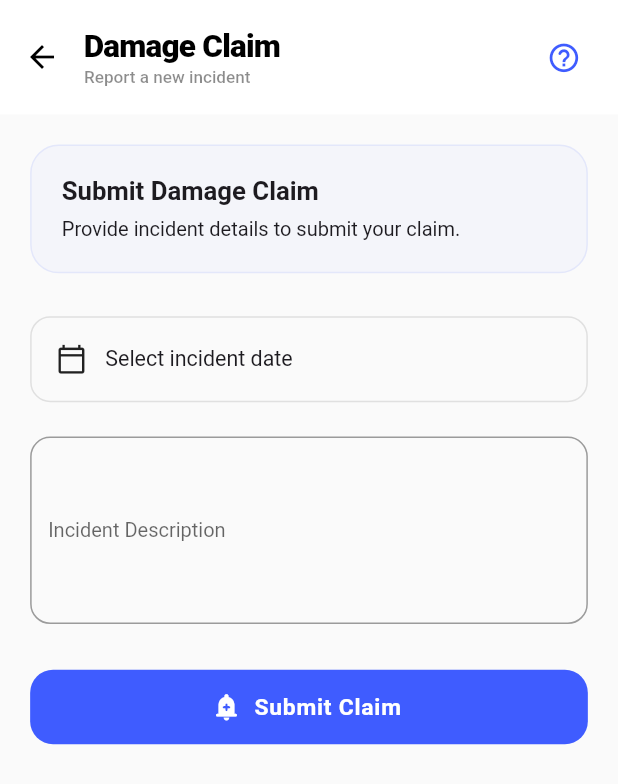
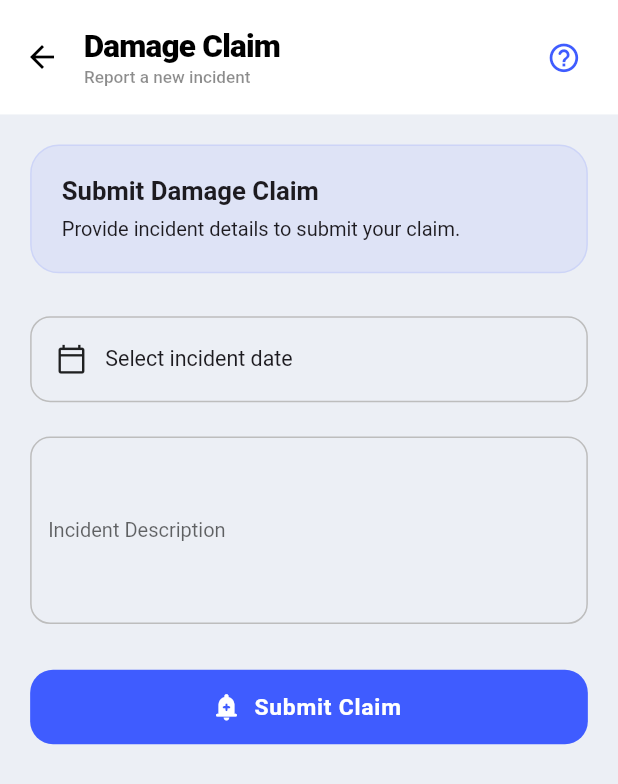
Before and after one commit to githuseyingur/Insurance_Mobile_App, a Flutter app: the ClaimSubmissionView screen opened directly with empty values, on a phone screen of 412 x 824 dp. Shown: the top 784 px of the screen. Run offline on Flutter 3.47's test engine with Material 3 defaults, Android fonts, the phone set to English and light mode, and no system bars; our stand-ins replace dio, envied, equatable, flutter_bloc, flutter_screenutil, go_router and 1 more; generated files the repository leaves out were written again; network calls fail.

Commit message:
refactor: clean up

```diff
--- a/lib/core/constants/color_constants.dart
+++ b/lib/core/constants/color_constants.dart
@@ -5,4 +5,5 @@ class ColorConstants {
   static const orangeColor = Color(0xFFE29633);
   static const greenColor = Color(0xFF449C38);
   static const blackColor = Color(0xff686868);
+  static const backgroundColor = Color(0xFFECEFF5);
 }
--- a/lib/feature/claim/view/claim_submission_view.dart
+++ b/lib/feature/claim/view/claim_submission_view.dart
@@ -17,6 +17,7 @@ class ClaimSubmissionView extends StatelessWidget {
   @override
   Widget build(BuildContext context) {
     return Scaffold(
+      backgroundColor: ColorConstants.backgroundColor,
       appBar: AppBar(
         toolbarHeight: 80.h,
         backgroundColor: Colors.white,
@@ -74,10 +75,10 @@ class ClaimSubmissionView extends StatelessWidget {
                 decoration: BoxDecoration(
                   border: Border.all(
                     width: 1,
-                    color: ColorConstants.blueColor.withAlpha(24),
+                    color: ColorConstants.blueColor.withAlpha(28),
                   ),
                   borderRadius: BorderRadius.circular(20.r),
-                  color: ColorConstants.blueColor.withAlpha(8),
+                  color: ColorConstants.blueColor.withAlpha(20),
                 ),
                 child: Column(
                   crossAxisAlignment: CrossAxisAlignment.start,
@@ -99,6 +100,7 @@ class ClaimSubmissionView extends StatelessWidget {
               ),
               SizedBox(height: 30.h),
               GestureDetector(
+                // picks incident date
                 onTap: () async {
                   final picked = await showDatePicker(
                     context: context,
@@ -118,7 +120,7 @@ class ClaimSubmissionView extends StatelessWidget {
                   ),
                   decoration: BoxDecoration(
                     borderRadius: BorderRadius.circular(14.r),
-                    border: Border.all(color: Colors.grey.shade300),
+                    border: Border.all(color: Colors.grey.shade400),
                   ),
                   child: Row(
                     children: [
@@ -162,11 +164,16 @@ class ClaimSubmissionView extends StatelessWidget {
                       color: ColorConstants.blueColor,
                     ),
                   ),
+                  enabledBorder: OutlineInputBorder(
+                    borderSide: BorderSide(color: Colors.grey.shade400),
+                    borderRadius: BorderRadius.circular(14.r),
+                  ),
                   focusedBorder: OutlineInputBorder(
                     borderSide: BorderSide(
                       width: 2.w,
                       color: ColorConstants.blueColor,
                     ),
+                    borderRadius: BorderRadius.circular(14.r),
                   ),
                 ),
                 validator: (value) {
@@ -202,6 +209,7 @@ class ClaimSubmissionView extends StatelessWidget {
                   },
                   builder: (context, state) {
                     return SubmitButton(
+                      // triggers claim submission
                       onPressed: state.claimState == ClaimStates.loading
                           ? null
                           : () {
--- a/lib/feature/policy/view/policy_detail_view.dart
+++ b/lib/feature/policy/view/policy_detail_view.dart
@@ -19,7 +19,7 @@ class PolicyDetailView extends StatelessWidget {
   @override
   Widget build(BuildContext context) {
     return Scaffold(
-      backgroundColor: const Color(0xffF5F7FB),
+      backgroundColor: ColorConstants.backgroundColor,
       appBar: AppBar(
         toolbarHeight: 80.h,
         elevation: 0,
@@ -29,6 +29,7 @@ class PolicyDetailView extends StatelessWidget {
         centerTitle: false,
         titleSpacing: 0,
         title: BlocBuilder<PolicyCubit, PolicyState>(
+          // title text based on state
           builder: (context, state) {
             final isLoading =
                 state.policyDetailState == PolicyDetailStates.loading;
@@ -97,6 +98,7 @@ class PolicyDetailView extends StatelessWidget {
               ],
             ),
             child: SubmitButton(
+              // navigates to claim submission
               onPressed: () {
                 context.push('/claim_submission', extra: state.policyDetail.id);
               },
@@ -105,6 +107,7 @@ class PolicyDetailView extends StatelessWidget {
         },
       ),
       body: BlocBuilder<PolicyCubit, PolicyState>(
+        // displays policy details
         builder: (context, state) {
           if (state.policyDetailState == PolicyDetailStates.loading) {
             return Center(
--- a/lib/product/initial/app_init.dart
+++ b/lib/product/initial/app_init.dart
@@ -17,6 +17,6 @@ class ApplicationInitialize {
         SystemUiMode.immersiveSticky, // status bar kapalı
         overlays: [SystemUiOverlay.bottom]);
 
-    AppEnvironment.setup(config: DevEnv()); // Envied
+    AppEnvironment.setup(config: DevEnv()); // Envied setup
   }
 }
--- a/lib/product/navigation/app_route.dart
+++ b/lib/product/navigation/app_route.dart
@@ -2,7 +2,7 @@ import 'package:crenno_huseyin_gur/feature/claim/cubit/claim_cubit.dart';
 import 'package:crenno_huseyin_gur/feature/policy/cubit/policy_cubit.dart';
 import 'package:crenno_huseyin_gur/feature/claim/view/claim_submission_view.dart';
 import 'package:crenno_huseyin_gur/feature/policy/view/policy_detail_view.dart';
-import 'package:crenno_huseyin_gur/feature/policy/view/policy_list_view.dart';
+import 'package:crenno_huseyin_gur/feature/policy/view/policy_view.dart';
 import 'package:flutter/material.dart';
 import 'package:flutter_bloc/flutter_bloc.dart';
 import 'package:go_router/go_router.dart';
@@ -15,7 +15,7 @@ class AppRoute {
         builder: (BuildContext context, GoRouterState state) {
           return BlocProvider(
             create: (context) => PolicyCubit(),
-            child: const PolicyListView(),
+            child: const PolicyView(),
           );
         },
         routes: <RouteBase>[
```
Also changed, not shown: lib/feature/policy/view/policy_view.dart (renamed from lib/feature/policy/view/policy_list_view.dart, +4 -3 lines).
